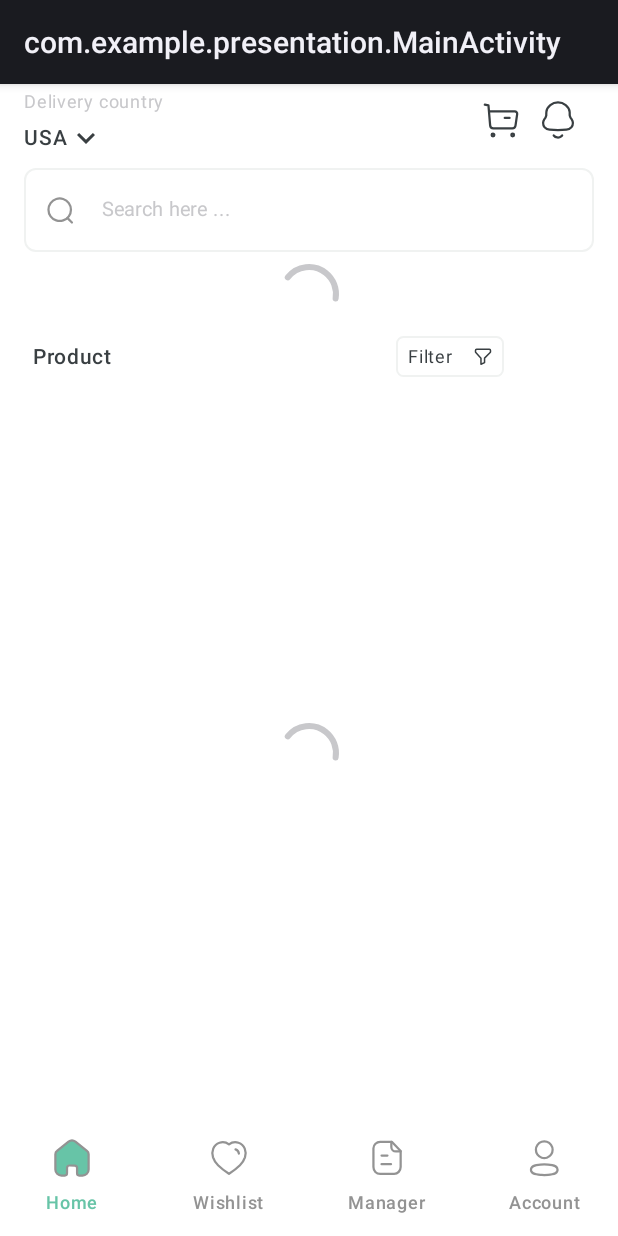
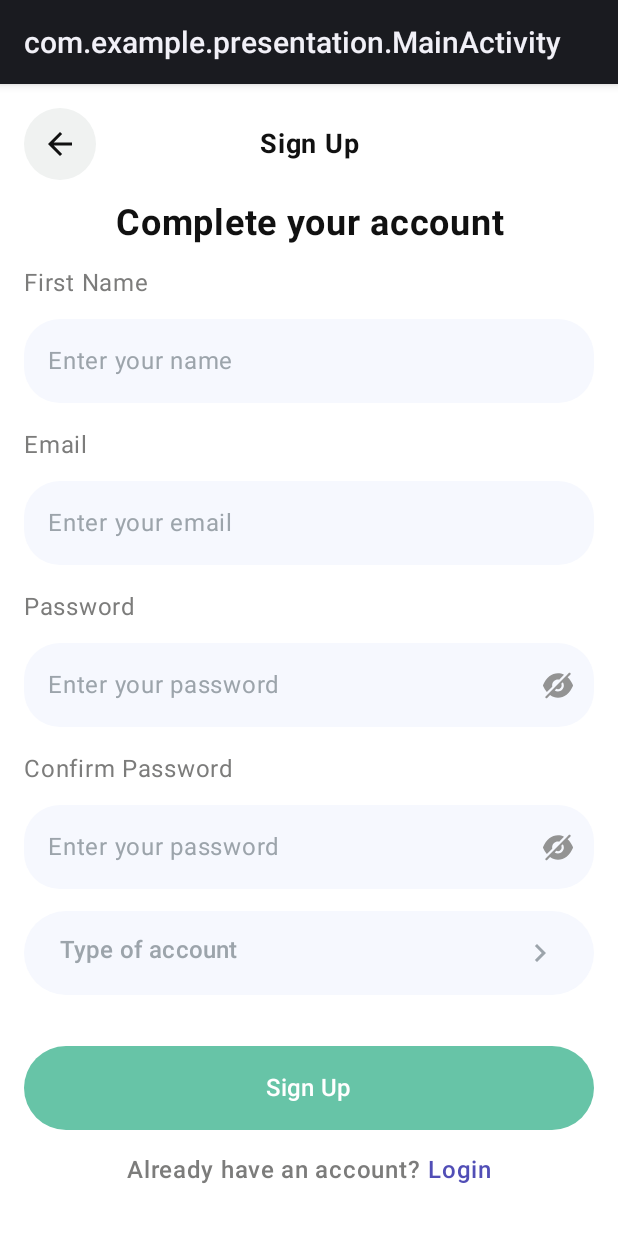
Before and after one commit to alemivas/OnlineStore, an Android app built with Jetpack Compose: the screen it shows after launch (MainActivity), on a phone screen of 412 x 824 dp. Run offline under Robolectric (Android 15) with nearby library versions, the phone set to English and light mode, and no system bars; our stand-ins replace Dagger/Hilt's generated code; 2 statements that could not run were skipped.

Commit message:
добавил экраны логина и регистрации, простую валидацию

```diff
--- /dev/null
+++ b/presentation/src/main/java/com/example/presentation/login_screen/LoginVewModel.kt
@@ -0,0 +1,24 @@
+package com.example.presentation.login_screen
+
+import androidx.lifecycle.ViewModel
+import dagger.hilt.android.lifecycle.HiltViewModel
+import javax.inject.Inject
+
+@HiltViewModel
+class LoginVewModel @Inject constructor(
+
+) : ViewModel() {
+
+    fun isValidName(text: String): Boolean {
+        return text.isEmpty()
+    }
+
+    fun isValidPassword(text: String): Boolean {
+        return text.isEmpty()
+    }
+
+    fun isValidEmail(text: String): Boolean {
+        return text.isEmpty() || !text.contains("@").and(text.endsWith(".ru") || text.endsWith(".com"))
+    }
+
+}
--- /dev/null
+++ b/presentation/src/main/java/com/example/presentation/login_screen/RegistrationScreen.kt
@@ -0,0 +1,288 @@
+package com.example.presentation.login_screen
+
+import androidx.compose.foundation.background
+import androidx.compose.foundation.clickable
+import androidx.compose.foundation.layout.Arrangement
+import androidx.compose.foundation.layout.Box
+import androidx.compose.foundation.layout.Column
+import androidx.compose.foundation.layout.Row
+import androidx.compose.foundation.layout.fillMaxSize
+import androidx.compose.foundation.layout.fillMaxWidth
+import androidx.compose.foundation.layout.height
+import androidx.compose.foundation.layout.padding
+import androidx.compose.foundation.layout.size
+import androidx.compose.foundation.shape.CircleShape
+import androidx.compose.foundation.shape.RoundedCornerShape
+import androidx.compose.material.icons.Icons
+import androidx.compose.material.icons.automirrored.filled.ArrowBack
+import androidx.compose.material.icons.automirrored.outlined.KeyboardArrowRight
+import androidx.compose.material3.Button
+import androidx.compose.material3.ButtonDefaults
+import androidx.compose.material3.Icon
+import androidx.compose.material3.OutlinedTextField
+import androidx.compose.material3.OutlinedTextFieldDefaults
+import androidx.compose.material3.Text
+import androidx.compose.runtime.Composable
+import androidx.compose.runtime.getValue
+import androidx.compose.runtime.mutableStateOf
+import androidx.compose.runtime.remember
+import androidx.compose.runtime.setValue
+import androidx.compose.ui.Alignment
+import androidx.compose.ui.Modifier
+import androidx.compose.ui.graphics.Color
+import androidx.compose.ui.res.painterResource
+import androidx.compose.ui.text.font.FontWeight
+import androidx.compose.ui.text.input.PasswordVisualTransformation
+import androidx.compose.ui.text.input.VisualTransformation
+import androidx.compose.ui.text.style.TextAlign
+import androidx.compose.ui.tooling.preview.Preview
+import androidx.compose.ui.unit.dp
+import androidx.compose.ui.unit.sp
+import androidx.hilt.navigation.compose.hiltViewModel
+import com.example.presentation.R
+import com.example.presentation.theme.Gray
+import com.example.presentation.theme.GrayDarkest
+import com.example.presentation.theme.GrayLighter
+import com.example.presentation.theme.LoginLabelColor
+import com.example.presentation.theme.Mint
+import com.example.presentation.theme.PasswordBackgroundColor
+import com.example.presentation.theme.PasswordLabelColor
+import com.example.presentation.theme.Purple
+
+@Preview
+@Composable
+fun RegistrationScreen(
+    loginVewModel: LoginVewModel = hiltViewModel(),
+//    navigateBack: () -> Unit,
+) {
+    val name = remember { mutableStateOf("") }
+    val email = remember { mutableStateOf("") }
+    val password = remember { mutableStateOf("") }
+    val confirmPassword = remember { mutableStateOf("") }
+    var showErrorDialog by remember { mutableStateOf(false) }
+    var isErrorName by remember { mutableStateOf(false) }
+    var isErrorEmail by remember { mutableStateOf(false) }
+    var isErrorPassword by remember { mutableStateOf(false) }
+    var isErrorConfirmPassword by remember { mutableStateOf(false) }
+
+    Column(
+        modifier = Modifier
+            .fillMaxSize()
+            .background(Color.White)
+            .padding(16.dp),
+        verticalArrangement = Arrangement.SpaceBetween,
+        horizontalAlignment = Alignment.CenterHorizontally
+    ) {
+        Box(
+            modifier = Modifier.fillMaxWidth(),
+        ) {
+            Box(
+                modifier = Modifier
+                    .size(48.dp)
+                    .background(GrayLighter, CircleShape)
+                    .clickable { },
+                contentAlignment = Alignment.Center
+            ) {
+                Icon(
+                    imageVector = Icons.AutoMirrored.Filled.ArrowBack,
+                    contentDescription = null,
+                    tint = GrayDarkest,
+                )
+            }
+
+            Text(
+                text = "Sign Up",
+                modifier = Modifier.align(Alignment.Center),
+                fontWeight = FontWeight(700),
+                fontSize = 18.sp,
+                color = GrayDarkest,
+                textAlign = TextAlign.Center
+            )
+        }
+
+        Text(
+            text = "Completе your account",
+            fontWeight = FontWeight(700),
+            fontSize = 24.sp,
+            color = GrayDarkest,
+            textAlign = TextAlign.Center
+        )
+
+        Column(
+            verticalArrangement = Arrangement.spacedBy(16.dp),
+        ) {
+            PasswordScreenTextField(
+                header = "First Name",
+                placeholder = "Enter your name",
+                value = name.value,
+                newValue = {
+                    name.value = it
+                    isErrorName = loginVewModel.isValidName(name.value)
+                },
+                isHidden = true,
+                isError = isErrorName
+            )
+
+            PasswordScreenTextField(
+                header = "Email",
+                placeholder = "Enter your email",
+                value = email.value,
+                newValue = {
+                    email.value = it
+                    isErrorEmail = loginVewModel.isValidEmail(email.value)
+                },
+                isHidden = true,
+                isError = isErrorEmail
+            )
+
+            PasswordScreenTextField(
+                header = "Password",
+                placeholder = "Enter your password",
+                value = password.value,
+                newValue = {
+                    password.value = it
+                    isErrorPassword = loginVewModel.isValidPassword(password.value)
+                },
+                isHidden = false,
+                isError = isErrorPassword
+            )
+
+            PasswordScreenTextField(
+                header = "Confirm Password",
+                placeholder = "Enter your password",
+                value = confirmPassword.value,
+                newValue = {
+                    confirmPassword.value = it
+                    isErrorConfirmPassword = loginVewModel.isValidPassword(confirmPassword.value)
+                    isErrorConfirmPassword = password.value != confirmPassword.value
+                },
+                isHidden = false,
+                isError = isErrorConfirmPassword
+            )
+        }
+
+        Button(
+            onClick = {
+
+            },
+            modifier = Modifier
+                .fillMaxWidth()
+                .height(56.dp),
+            colors = ButtonDefaults.buttonColors(containerColor = PasswordBackgroundColor)
+        ) {
+            Row(
+                modifier = Modifier.fillMaxWidth(),
+                horizontalArrangement = Arrangement.SpaceBetween
+            ) {
+                Text(
+                    text = "Type of account",
+                    fontSize = 16.sp,
+                    color = PasswordLabelColor
+                )
+                Icon(
+                    imageVector = Icons.AutoMirrored.Outlined.KeyboardArrowRight,
+                    contentDescription = null,
+                    tint = PasswordLabelColor
+                )
+            }
+        }
+
+        Button(
+            onClick = {
+                if (!isErrorEmail || !isErrorName || !isErrorPassword || !isErrorConfirmPassword) {
+                    showErrorDialog = true
+                } else {
+
+                }
+            },
+            modifier = Modifier
+                .fillMaxWidth()
+                .padding(top = 20.dp)
+                .height(56.dp),
+            colors = ButtonDefaults.buttonColors(containerColor = Mint)
+        ) {
+            Text(text = "Sign Up", fontSize = 16.sp)
+        }
+
+        Row(modifier = Modifier.padding(bottom = 16.dp)) {
+            Text(
+                text = "Already have an account? ",
+                color = LoginLabelColor,
+                fontSize = 16.sp,
+                fontWeight = FontWeight(600),
+            )
+            Text(
+                modifier = Modifier.clickable { /*TODO*/ },
+                text = "Login",
+                color = Purple,
+                fontSize = 16.sp,
+                fontWeight = FontWeight(600),
+            )
+        }
+    }
+    if (showErrorDialog) {
+        MinimalDialog(
+            text = "Enter data in all fields",
+            onDismissRequest = { showErrorDialog = false }
+        )
+    }
+}
+
+@Composable
+fun PasswordScreenTextField(
+    header: String,
+    placeholder: String,
+    value: String,
+    newValue: (String) -> Unit,
+    isHidden: Boolean,
+    isError: Boolean,
+) {
+    val isHiddenPassword = remember { mutableStateOf(true) }
+
+    Column(
+        modifier = Modifier
+            .fillMaxWidth(),
+        verticalArrangement = Arrangement.spacedBy(12.dp)
+    ) {
+        Text(
+            text = header,
+            color = LoginLabelColor
+        )
+        OutlinedTextField(
+            value = value,
+            onValueChange = { newValue(it)},
+            modifier = Modifier.fillMaxWidth(),
+            shape = RoundedCornerShape(24.dp),
+            placeholder = { Text(text = placeholder, color = PasswordLabelColor) },
+            trailingIcon = {
+                if (!isHidden) {
+                    Icon(
+                        painter = painterResource(
+                            id = if (!isHiddenPassword.value) R.drawable.eye else R.drawable.hide
+                        ),
+                        contentDescription = null,
+                        modifier = Modifier.clickable {
+                            isHiddenPassword.value = !isHiddenPassword.value
+                        },
+                        tint = Gray
+                    )
+                }
+            },
+            isError = isError,
+            singleLine = true,
+            colors = OutlinedTextFieldDefaults.colors(
+                focusedTextColor = Mint,
+                focusedBorderColor = Color.Transparent,
+                focusedContainerColor = PasswordBackgroundColor,
+                unfocusedBorderColor = Color.Transparent,
+                unfocusedTextColor = PasswordLabelColor,
+                unfocusedContainerColor = PasswordBackgroundColor
+            ),
+            visualTransformation =
+            if (!isHidden) {
+                if (isHiddenPassword.value) PasswordVisualTransformation()
+                else VisualTransformation.None
+            } else VisualTransformation.None
+        )
+    }
+}
--- a/presentation/src/main/java/com/example/presentation/navigation/Navigation.kt
+++ b/presentation/src/main/java/com/example/presentation/navigation/Navigation.kt
@@ -8,6 +8,8 @@ import androidx.navigation.compose.composable
 import com.example.presentation.account_screen.AccountScreen
 import com.example.presentation.home_screen.HomeScreen
 import com.example.presentation.home_screen.HomeViewModel
+import com.example.presentation.login_screen.LoginScreen
+import com.example.presentation.login_screen.RegistrationScreen
 import com.example.presentation.manager_screen.ManagerScreen
 import com.example.presentation.search_screen.SearchScreen
 import com.example.presentation.wishlist_screen.WishlistScreen
@@ -15,7 +17,7 @@ import com.example.presentation.wishlist_screen.WishlistScreen
 @Composable
 fun Navigation(navController: NavHostController) {
     val homeViewModel = hiltViewModel<HomeViewModel>()
-    NavHost(navController, startDestination = NavigationItem.Home.route) {
+    NavHost(navController, startDestination = NavigationObject.RegistrationScreen.route) {
         composable(NavigationItem.Home.route) {
             HomeScreen(
                 homeViewModel = homeViewModel,
@@ -41,5 +43,13 @@ fun Navigation(navController: NavHostController) {
                 navigateBack = { navController.popBackStack() }
             )
         }
+
+        composable(NavigationObject.LoginScreen.route) {
+            LoginScreen()
+        }
+
+        composable(NavigationObject.RegistrationScreen.route) {
+            RegistrationScreen()
+        }
     }
 }
--- a/presentation/src/main/java/com/example/presentation/navigation/NavigationItem.kt
+++ b/presentation/src/main/java/com/example/presentation/navigation/NavigationItem.kt
@@ -11,4 +11,6 @@
 
 sealed class NavigationObject(val route: String) {
     data object SearchScreen : NavigationObject("SearchScreen")
+    data object LoginScreen : NavigationObject("LoginScreen")
+    data object RegistrationScreen : NavigationObject("RegistrationScreen")
 }
--- a/presentation/src/main/java/com/example/presentation/theme/Color.kt
+++ b/presentation/src/main/java/com/example/presentation/theme/Color.kt
@@ -18,5 +18,14 @@ val GrayLighter = Color(0xFFF0F2F1)
 val GrayLight = Color(0xFFC8C8CB)
 val Gray = Color(0xFF939393)
 val GrayDark = Color(0xFF393F42)
+val GrayDarkest = Color(0xFF111111)
+
+val LoginBackgroundColor = Color(0xFFFBFBFB)
+val LoginBorderColor = Color(0xFFEDEDED)
+val LoginLabelColor = Color(0xFF7C7C7B)
+
+val Purple = Color(0xFF514EB6)
+val PasswordBackgroundColor = Color(0xFFF6F8FE)
+val PasswordLabelColor = Color(0xFF9CA4AB)
 
 val Red = Color(0xFFD65B5B)
--- /dev/null
+++ b/presentation/src/main/res/drawable/eye.xml
@@ -0,0 +1,16 @@
+<vector xmlns:android="http://schemas.android.com/apk/res/android"
+    android:width="16dp"
+    android:height="17dp"
+    android:viewportWidth="16"
+    android:viewportHeight="17">
+  <path
+      android:pathData="M2.183,10.697C1.617,9.961 1.333,9.593 1.333,8.5C1.333,7.407 1.617,7.039 2.183,6.303C3.315,4.833 5.212,3.167 8,3.167C10.788,3.167 12.685,4.833 13.817,6.303C14.383,7.039 14.667,7.407 14.667,8.5C14.667,9.593 14.383,9.961 13.817,10.697C12.685,12.167 10.788,13.833 8,13.833C5.212,13.833 3.315,12.167 2.183,10.697Z"
+      android:strokeWidth="1.5"
+      android:fillColor="#00000000"
+      android:strokeColor="#B2B2B2"/>
+  <path
+      android:pathData="M10,8.5C10,9.605 9.105,10.5 8,10.5C6.895,10.5 6,9.605 6,8.5C6,7.395 6.895,6.5 8,6.5C9.105,6.5 10,7.395 10,8.5Z"
+      android:strokeWidth="1.5"
+      android:fillColor="#00000000"
+      android:strokeColor="#B2B2B2"/>
+</vector>
--- /dev/null
+++ b/presentation/src/main/res/drawable/hide.xml
@@ -0,0 +1,9 @@
+<vector xmlns:android="http://schemas.android.com/apk/res/android"
+    android:width="20dp"
+    android:height="18dp"
+    android:viewportWidth="20"
+    android:viewportHeight="18">
+  <path
+      android:pathData="M17.17,0.714C17.463,0.429 17.922,0.429 18.205,0.714C18.497,1 18.497,1.472 18.205,1.758L16.429,3.55C17.844,4.849 19.044,6.601 19.941,8.708C20.02,8.895 20.02,9.112 19.941,9.289C17.853,14.192 14.136,17.126 9.999,17.126H9.989C8.106,17.126 6.301,16.506 4.71,15.373L2.817,17.283C2.671,17.431 2.486,17.5 2.3,17.5C2.115,17.5 1.92,17.431 1.783,17.283C1.539,17.037 1.5,16.643 1.695,16.358L1.724,16.319L16.156,1.758C16.175,1.738 16.195,1.718 16.204,1.699C16.224,1.679 16.243,1.659 16.253,1.64L17.17,0.714ZM10.001,0.885C11.397,0.885 12.753,1.22 14.002,1.85L10.743,5.138C10.509,5.099 10.255,5.069 10.001,5.069C7.845,5.069 6.098,6.832 6.098,9.008C6.098,9.264 6.128,9.519 6.167,9.756L2.556,13.398C1.581,12.256 0.732,10.878 0.059,9.293C-0.02,9.116 -0.02,8.899 0.059,8.712C2.147,3.809 5.864,0.885 9.992,0.885H10.001ZM13.219,6.789L12.155,7.862C12.331,8.196 12.428,8.59 12.428,9.004C12.428,10.352 11.335,11.455 9.999,11.455C9.589,11.455 9.199,11.357 8.867,11.179L7.803,12.253C8.428,12.676 9.189,12.932 9.999,12.932C12.145,12.932 13.892,11.17 13.892,9.004C13.892,8.187 13.638,7.419 13.219,6.789Z"
+      android:fillColor="#9CA4AB"/>
+</vector>
```
Also changed, not shown: presentation/src/main/java/com/example/presentation/login_screen/LoginScreen.kt (added, +202 -0 lines).
